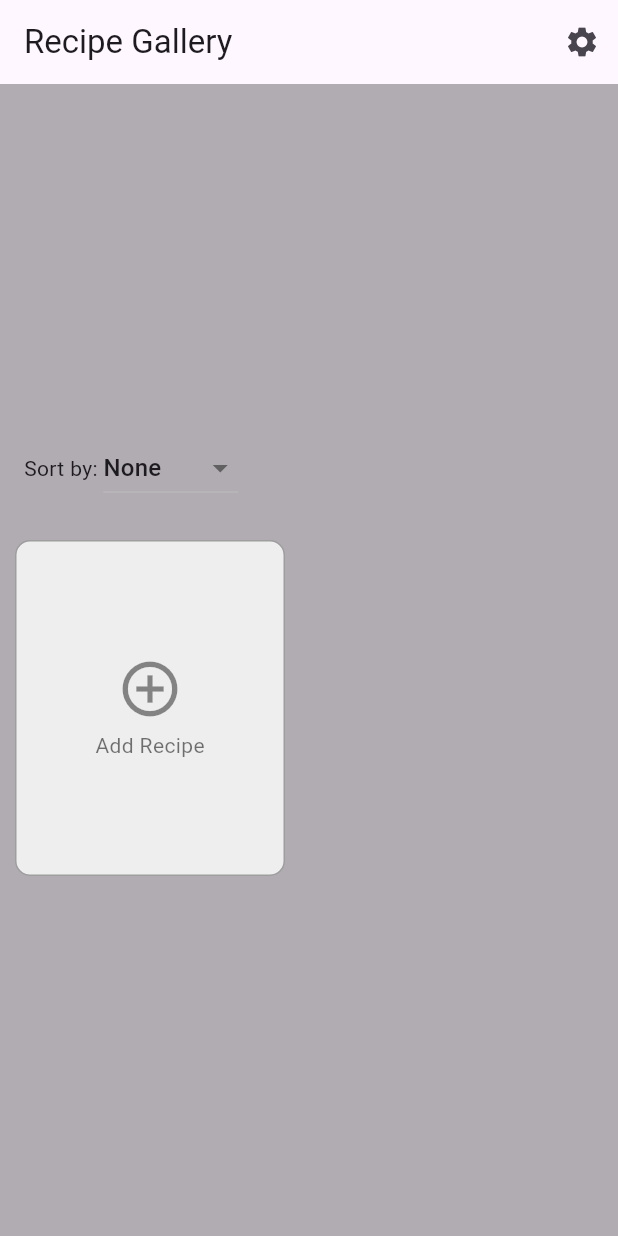
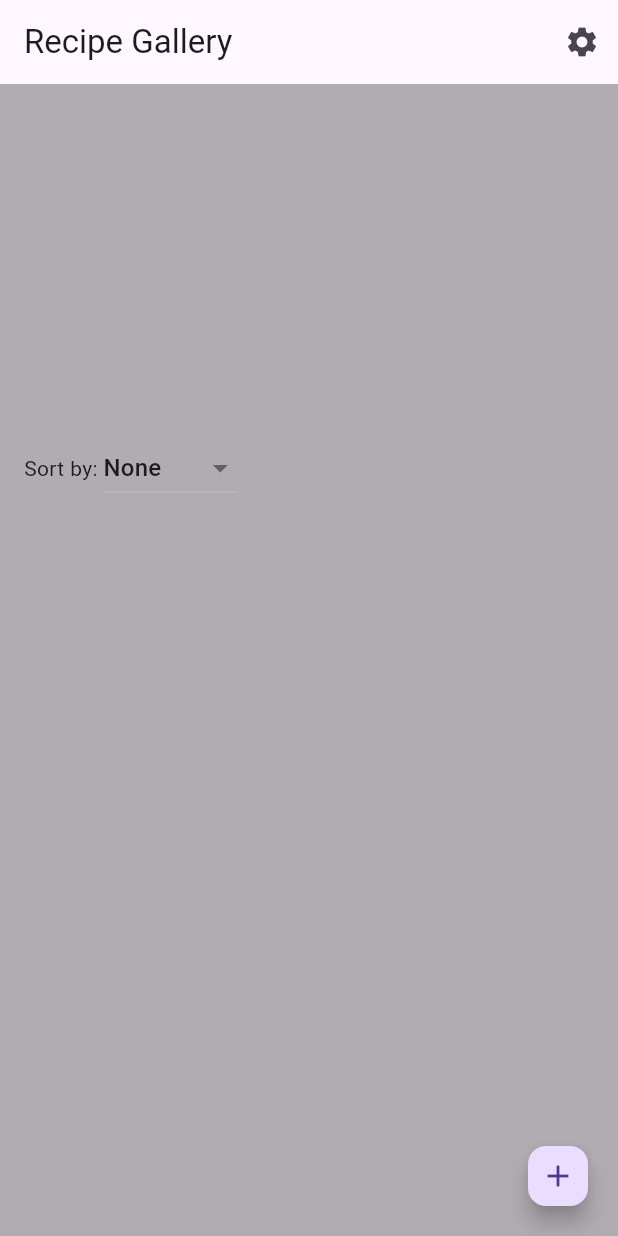
Before and after one commit to AggelosTse/Cooking-App, a Flutter app: the screen it shows after launch, on a phone screen of 412 x 824 dp. Run offline on Flutter 3.47's test engine with Material 3 defaults, Android fonts, the phone set to English and light mode, and no system bars; our stand-ins replace hive, image_picker; accounts and stored records are empty.

Commit message:
changed ugly add recipe button

```diff
--- a/lib/main.dart
+++ b/lib/main.dart
@@ -130,7 +130,7 @@ class _ImageScrollerState extends State<ImageScroller> {
                   builder: (context) => const SettingsPage(),
                 ),
               );
-              setState(() {}); // Refresh background/theme
+              setState(() {});
             },
           ),
         ],
@@ -144,7 +144,7 @@ class _ImageScrollerState extends State<ImageScroller> {
               fit: BoxFit.cover,
             ),
           // ignore: deprecated_member_use
-          Container(color: Colors.black.withOpacity(0.3)), // Optional overlay
+          Container(color: Colors.black.withOpacity(0.3)),
           Center(
             child: SizedBox(
               height: 320,
@@ -176,11 +176,12 @@ class _ImageScrollerState extends State<ImageScroller> {
                   Expanded(
                     child: ListView.builder(
                       scrollDirection: Axis.horizontal,
-                      itemCount: displayRecipes.length + 1,
+                      itemCount: displayRecipes.length,
                       itemBuilder: (context, index) {
-                        if (index < displayRecipes.length) {
-                          final recipe = displayRecipes[index];
-                          return Card(
+                        final recipe = displayRecipes[index];
+                        return GestureDetector(
+                          onTap: () => openDetailPage(recipe),
+                          child: Card(
                             elevation: 4,
                             shape: RoundedRectangleBorder(
                                 borderRadius: BorderRadius.circular(12)),
@@ -268,34 +269,8 @@ class _ImageScrollerState extends State<ImageScroller> {
                                 ],
                               ),
                             ),
-                          );
-                        } else {
-                          return GestureDetector(
-                            onTap: openAddRecipePage,
-                            child: Container(
-                              width: 180,
-                              height: 190,
-                              margin: const EdgeInsets.symmetric(
-                                  horizontal: 10, vertical: 16),
-                              decoration: BoxDecoration(
-                                color: Colors.grey[200],
-                                borderRadius: BorderRadius.circular(10),
-                                border: Border.all(color: Colors.grey),
-                              ),
-                              child: const Column(
-                                mainAxisAlignment: MainAxisAlignment.center,
-                                children: [
-                                  Icon(Icons.add_circle_outline,
-                                      size: 44, color: Colors.black45),
-                                  SizedBox(height: 6),
-                                  Text("Add Recipe",
-                                      style: TextStyle(
-                                          fontSize: 14, color: Colors.black54)),
-                                ],
-                              ),
-                            ),
-                          );
-                        }
+                          ),
+                        );
                       },
                     ),
                   ),
@@ -304,6 +279,11 @@ class _ImageScrollerState extends State<ImageScroller> {
             ),
           ),
         ],
+      ),
+      floatingActionButton: FloatingActionButton(
+        onPressed: openAddRecipePage,
+        mini: true,
+        child: const Icon(Icons.add),
       ),
     );
   }
@@ -496,7 +476,8 @@ class _SettingsPageState extends State<SettingsPage> {
   File? _selectedBackground;
 
   Future<void> _pickBackgroundImage() async {
-    final XFile? pickedFile = await _picker.pickImage(source: ImageSource.gallery);
+    final XFile? pickedFile =
+        await _picker.pickImage(source: ImageSource.gallery);
     if (pickedFile != null) {
       final file = File(pickedFile.path);
       setState(() {
```
